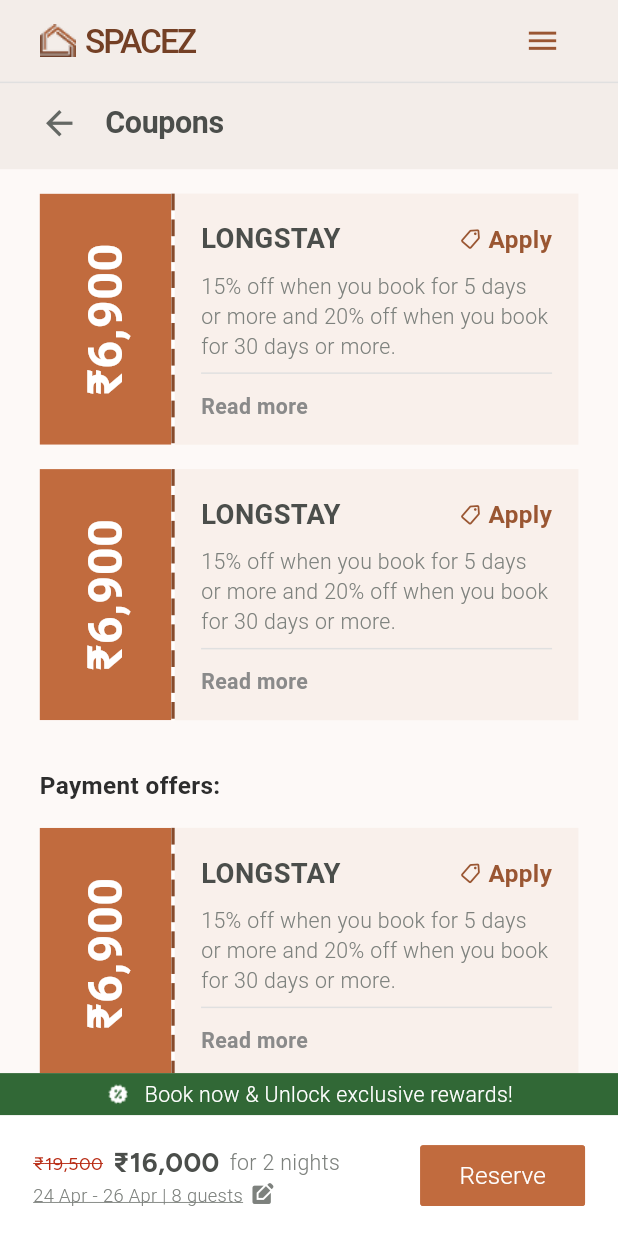
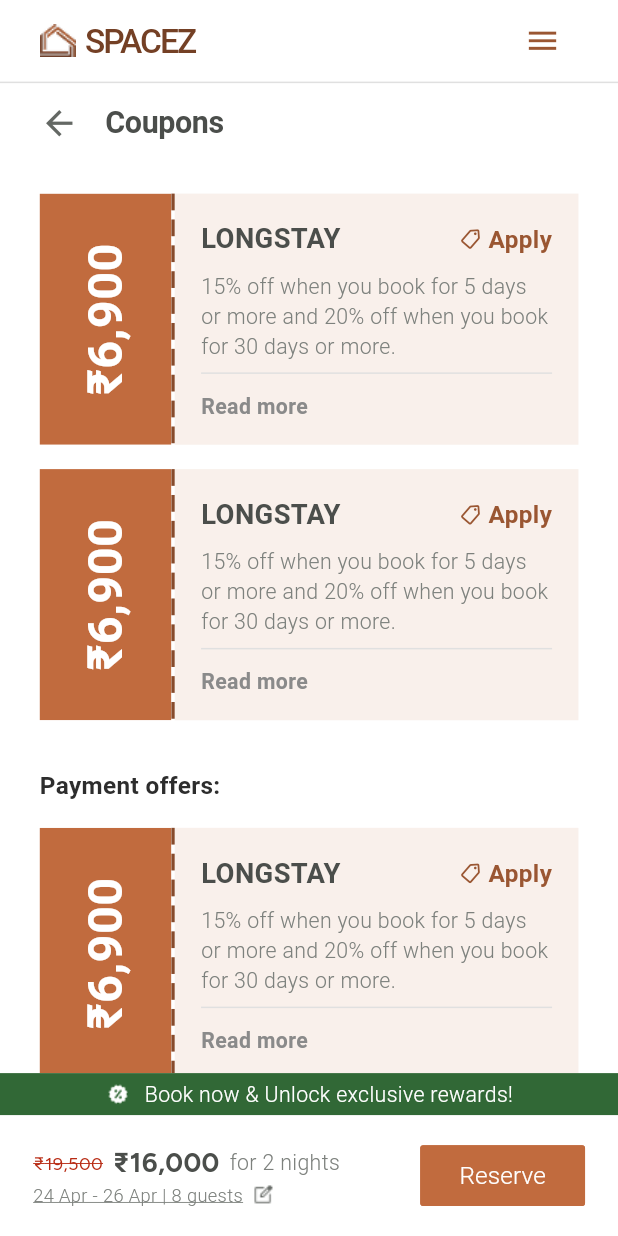
Before and after one commit to yashnandwanii/Spacez-Assignment, a Flutter app: the screen it shows after launch, on a phone screen of 412 x 824 dp. Run offline on Flutter 3.47's test engine with Material 3 defaults, Android fonts, the phone set to English and light mode, and no system bars; drawn by our look-alikes of dotted_line; our stand-ins replace flutter_screenutil, google_fonts; Roboto replaces fonts that are missing (Kalnia).

Commit message:
Replace edit icon with custom asset and adjust CouponsPage elevation

```diff
--- a/lib/bottom_fixed_container.dart
+++ b/lib/bottom_fixed_container.dart
@@ -104,7 +104,12 @@ class BottomFixedContainer extends StatelessWidget {
                           ),
                         ),
                         SizedBox(width: 4.w),
-                        Icon(Icons.edit_square, size: 16.sp, color: Color.fromRGBO(125, 129, 125, 1)),
+                        Image.asset(
+                'assets/icons/edit.png',
+                width: 16.w,
+                height: 16.h,
+                color: Color.fromRGBO(100, 104, 100, 1)
+              ),
                       ],
                     ),
                   ),
--- a/lib/coupons_page.dart
+++ b/lib/coupons_page.dart
@@ -15,7 +15,7 @@ class CouponsPage extends StatelessWidget {
       appBar: AppBar(
 
         backgroundColor: Colors.white,
-        elevation: 5.0, // Adjusted for shadow
+        elevation: 0.0, // Adjusted for shadow
          // Softer shadow
         leadingWidth: 150.w,
         leading: Padding(
@@ -118,9 +118,11 @@ class CouponsPage extends StatelessWidget {
           ),
         ),
       ),
+      backgroundColor: Colors.white,
       body: Column(
         children: [
           Expanded(
+
             child: ListView(
               padding: EdgeInsets.symmetric(horizontal: 24.w, vertical: 16.h),
               children: [
```
Also changed, not shown: 1 other file.
